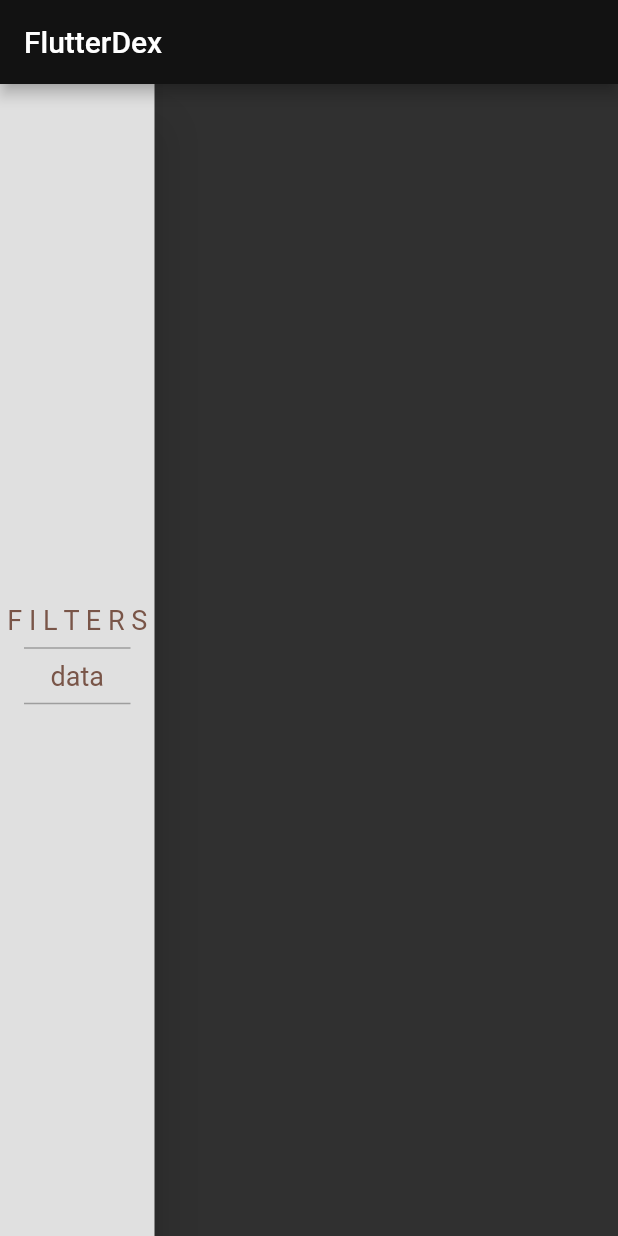
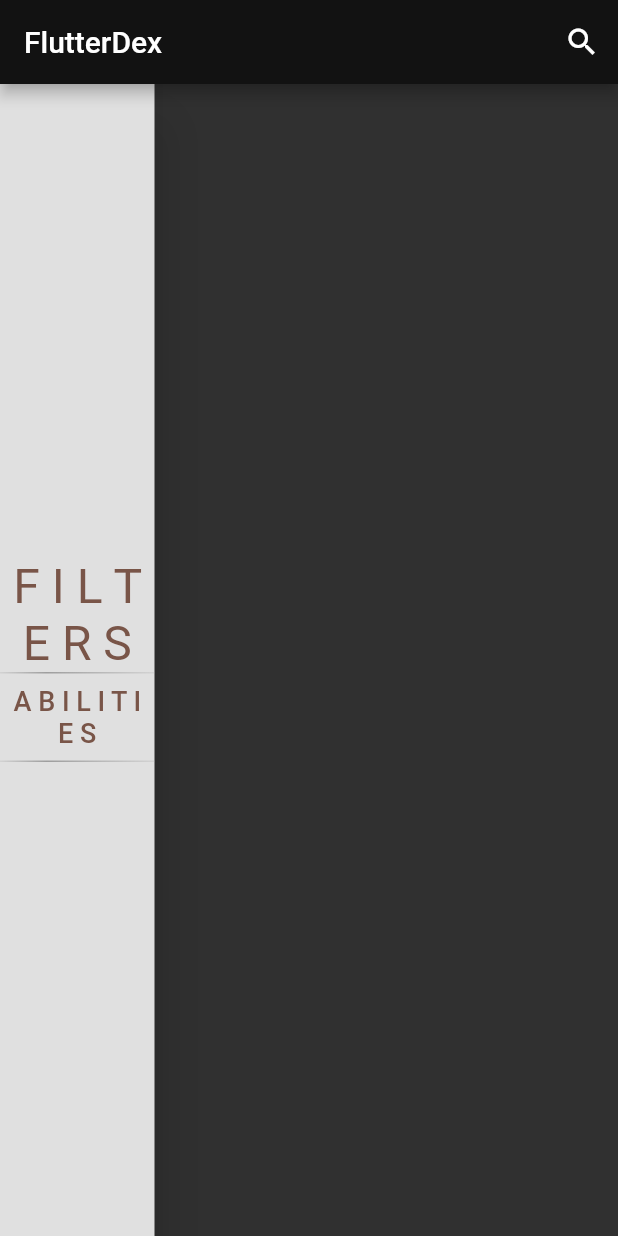
Before and after one commit to Hazel-A-I/pokedex-flutter, a Flutter app: the DesktopLayout screen opened directly, on a phone screen of 412 x 824 dp. Run offline on Flutter 3.47's test engine with Material 2 defaults, Android fonts, the phone set to English and light mode, and no system bars; network calls fail; Roboto replaces fonts that are missing (Georgia, Proxima Nova).

Commit message:
Struggling with searchbar

```diff
--- a/pokedex_flutter/lib/models/filter_options.dart
+++ b/pokedex_flutter/lib/models/filter_options.dart
@@ -1,7 +1,7 @@
 class FilterOptions {
-  final String? type;
-  final String? move;
-  final String? ability;
+   String? type;
+   String? move;
+   String? ability;
 
   FilterOptions({
     this.type,
--- a/pokedex_flutter/lib/models/searchbar_suggest.dart
+++ b/pokedex_flutter/lib/models/searchbar_suggest.dart
@@ -1,7 +1,7 @@
 import 'package:pokedex_flutter/models/poke_model.dart';
 
 class SuggestionService {
-  static List<String> getSuggestions(List<PokemonData> pokemons, String query) {
+  static List<String> getPokeSuggestions(List<PokemonData> pokemons, String query) {
     return pokemons
         .where((pokemon) =>
             pokemon.name.toLowerCase().contains(query.toLowerCase()))
--- a/pokedex_flutter/lib/providers/poke_provider.dart
+++ b/pokedex_flutter/lib/providers/poke_provider.dart
@@ -26,8 +26,8 @@ class PokeProvider extends ChangeNotifier {
 
   List<PokemonData> get allPokemons => _allPokemons;
   List<PokemonData> get filteredPokemons => _filteredPokemons;
-   List<String> getSuggestions(String query) {
-    return SuggestionService.getSuggestions(_allPokemons, query);
+  List<String> getPokeSuggestions(String query) {
+    return SuggestionService.getPokeSuggestions(_allPokemons, query);
   }
 
 }
--- a/pokedex_flutter/lib/screens/desktop_layout.dart
+++ b/pokedex_flutter/lib/screens/desktop_layout.dart
@@ -1,5 +1,6 @@
 import 'package:flutter/material.dart';
 import 'package:pokedex_flutter/widgets/poke_drawer.dart';
+import 'package:pokedex_flutter/widgets/poke_searchbar.dart';
 
 class DesktopLayout extends StatelessWidget {
   const DesktopLayout({super.key});
@@ -10,26 +11,21 @@ class DesktopLayout extends StatelessWidget {
         appBar: AppBar(
           title: Text('FlutterDex'),
           actions: [
-          // search bar
+            IconButton(
+                onPressed: () => showSearch(
+                    context: context, delegate: PokeSearchDelegate()),
+                icon: const Icon(Icons.search))
           ],
         ),
-
         body: Row(
           children: [
             Flexible(
               flex: 1,
               child: PokeDrawer(),
             ),
-          Expanded(
-            flex: 2,
-            child: Container(
-
-          )),
-          Expanded(child: Container(
-
-          ))
+            Expanded(flex: 2, child: Container()),
+            Expanded(child: Container())
           ],
-      )
-    );
+        ));
   }
 }
--- a/pokedex_flutter/lib/styles/styles.dart
+++ b/pokedex_flutter/lib/styles/styles.dart
@@ -7,5 +7,9 @@ class AppStyles {
     fontFamily: 'Georgia',
   );
 
-
+  static final TextStyle vintageTitleStyle = TextStyle(
+    color: Colors.brown,
+    fontSize: 32.0,
+    fontFamily: 'Proxima Nova',
+  );
 }
--- a/pokedex_flutter/lib/widgets/poke_drawer.dart
+++ b/pokedex_flutter/lib/widgets/poke_drawer.dart
@@ -1,4 +1,5 @@
 import 'package:flutter/material.dart';
+import 'package:pokedex_flutter/models/filter_options.dart';
 import 'package:pokedex_flutter/styles/styles.dart';
 
 class PokeDrawer extends StatelessWidget {
@@ -6,30 +7,55 @@ class PokeDrawer extends StatelessWidget {
 
   @override
   Widget build(BuildContext context) {
+    FilterOptions filters = FilterOptions();
+    TextEditingController abilityController = TextEditingController();
     return Drawer(
       backgroundColor: Colors.grey[300],
       child: Column(mainAxisAlignment: MainAxisAlignment.center, children: [
         Text(
           'F I L T E R S',
           textAlign: TextAlign.center,
-          style: AppStyles.vintageTextStyle,
+          style: AppStyles.vintageTitleStyle,
         ),
-        Divider(
-          color: Colors.grey,
-          thickness: 1.0,
-          indent: 16,
-          endIndent: 16,
+        Container(
+          height: 1.0,
+          decoration: BoxDecoration(
+            gradient: LinearGradient(
+              colors: [
+                Colors.grey.withOpacity(0.2),
+                Colors.grey,
+                Colors.grey.withOpacity(0.2),
+              ],
+              stops: [0, 0.3, 1],
+              begin: Alignment.centerLeft,
+              end: Alignment.centerRight,
+            ),
+          ),
         ),
-        Text(
-          'data',
-          textAlign: TextAlign.center,
-          style: AppStyles.vintageTextStyle,
-        ),
-        Divider(
-          color: Colors.grey,
-          thickness: 1.0,
-          indent: 16,
-          endIndent: 16,
+        TextButton(
+            child: Text(
+              'A B I L I T I E S',
+              textAlign: TextAlign.center,
+              style: AppStyles.vintageTextStyle,
+            ),
+            onPressed: () {
+
+
+            }),
+        Container(
+          height: 1.0,
+          decoration: BoxDecoration(
+            gradient: LinearGradient(
+              colors: [
+                Colors.grey.withOpacity(0.2),
+                Colors.grey,
+                Colors.grey.withOpacity(0.2),
+              ],
+              stops: [0, 0.3, 1],
+              begin: Alignment.centerLeft,
+              end: Alignment.centerRight,
+            ),
+          ),
         ),
       ]),
     );
--- a/pokedex_flutter/lib/widgets/poke_searchbar.dart
+++ b/pokedex_flutter/lib/widgets/poke_searchbar.dart
@@ -3,13 +3,64 @@ import 'package:pokedex_flutter/providers/poke_provider.dart';
 import 'package:provider/provider.dart';
 
 class PokeSearchBar extends StatelessWidget {
-  const PokeSearchBar({super.key});
+  TextEditingController searchController = TextEditingController();
+  PokeSearchBar({super.key});
 
   @override
   Widget build(BuildContext context) {
-    final pokemonProvider = Provider.of<PokeProvider>(context);
-    final suggestions = pokemonProvider.getSuggestions;
 
     return Container();
   }
 }
+
+class PokeSearchDelegate extends SearchDelegate {
+
+
+  @override
+  List<Widget>? buildActions(BuildContext context) => [
+
+        if (query.isNotEmpty)
+        IconButton(
+          icon: Icon(Icons.clear),
+          onPressed: () {
+            query = '';
+          },
+        ),
+      ];
+
+  @override
+  Widget? buildLeading(BuildContext context) {
+    return IconButton(
+        onPressed: () {
+          close(context, null);
+        },
+        icon: Icon(Icons.arrow_back));
+  }
+
+  @override
+  Widget buildResults(BuildContext context) {
+    return Text('teste');
+
+  }
+
+  @override
+  Widget buildSuggestions(BuildContext context) {
+    List<String> pokeSuggestions = Provider.of(context).getPokeSuggestions(query);
+
+    return ListView.builder(
+      itemCount: 7,
+      itemBuilder: (context, index) {
+        final pokeSuggestion = pokeSuggestions[index];
+            return ListTile(
+              title: Text(pokeSuggestion),
+              onTap: () {
+                query = pokeSuggestion;
+              },
+            );
+         }
+    );
+    }
+
+
+
+}
```
Also changed, not shown: pokedex_flutter/lib/models/card_model.dart (added), pokedex_flutter/lib/providers/ability_provider.dart (added), pokedex_flutter/lib/providers/move_provider.dart (added), pokedex_flutter/lib/providers/type_provider.dart (added), pokedex_flutter/lib/widgets/poke_collection.dart (added). Lines whose indentation alone changed are shown as unchanged.
